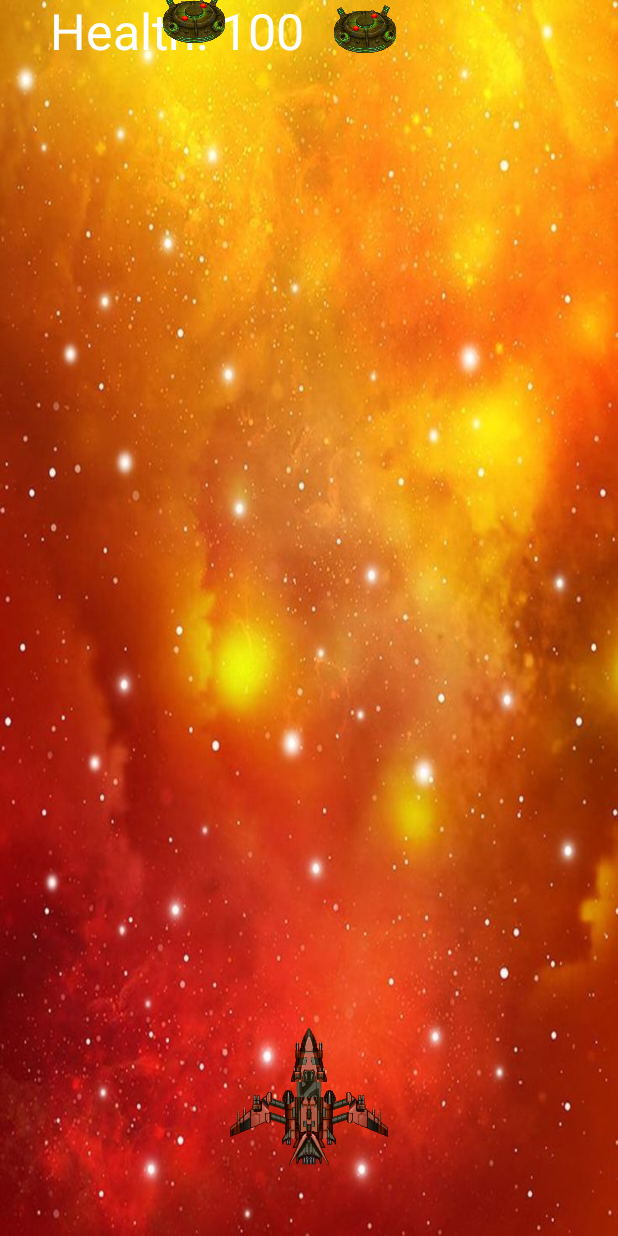
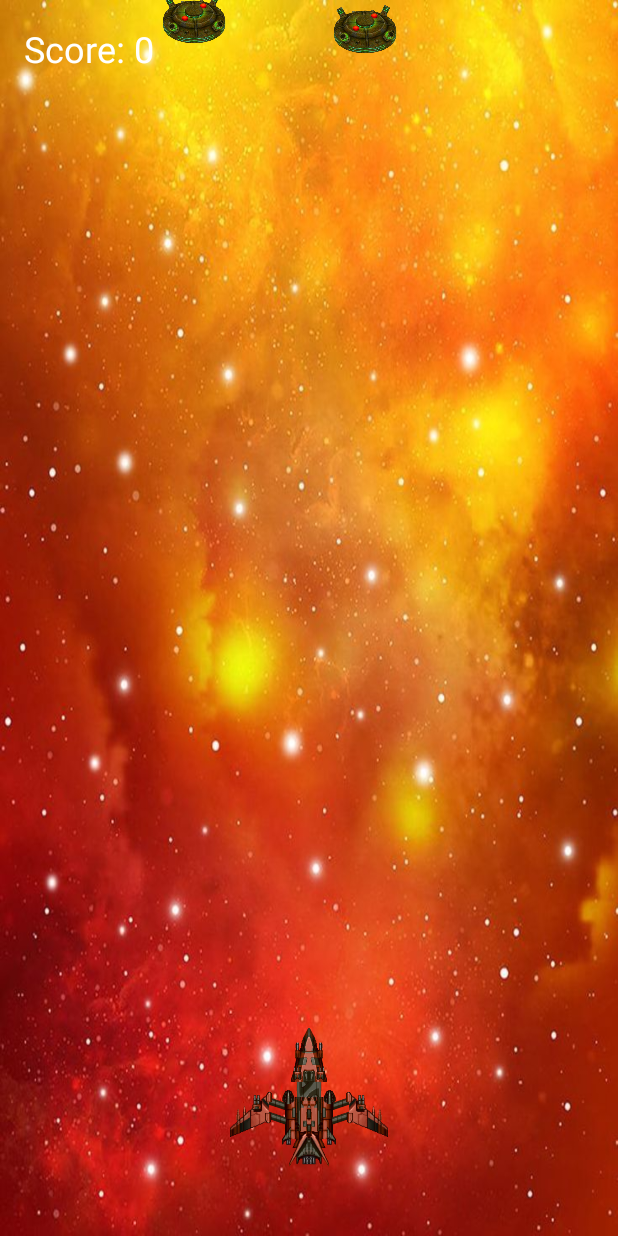
Before and after one commit to LizGamezz/StarSurge, an Android app: the MainActivity screen opened directly, with no data from a screen before it, on a phone screen of 412 x 824 dp. Run offline under Robolectric (Android 15) with nearby library versions, the phone set to English and light mode, and no system bars.

Commit message:
Updated enemies

```diff
--- a/app/src/main/AndroidManifest.xml
+++ b/app/src/main/AndroidManifest.xml
@@ -29,6 +29,7 @@
             android:name=".Credits"
             android:exported="false"
             android:screenOrientation="portrait" />
+        <activity android:name=".GameOver" />
     </application>
 
 </manifest>
--- a/app/src/main/java/com/zybooks/starsurge/MainActivity.java
+++ b/app/src/main/java/com/zybooks/starsurge/MainActivity.java
@@ -1,6 +1,7 @@
 package com.zybooks.starsurge;
 
 import android.content.Context;
+import android.content.Intent;
 import android.graphics.Bitmap;
 import android.graphics.BitmapFactory;
 import android.graphics.Canvas;
@@ -13,6 +14,7 @@ import android.view.MotionEvent;
 import android.view.View;
 import androidx.appcompat.app.AppCompatActivity;
 import android.widget.FrameLayout;
+import android.widget.TextView;
 
 import java.util.ArrayList;
 import java.util.Iterator;
@@ -21,6 +23,9 @@ import java.util.List;
 public class MainActivity extends AppCompatActivity {
     private PlayerView playerView;
     private EnemySpawner enemySpawner;
+    //Scoreboard
+    private TextView scoreBoard;
+    private int score = 0;
 
     @Override
     protected void onCreate(Bundle savedInstanceState) {
@@ -32,6 +37,10 @@ public class MainActivity extends AppCompatActivity {
         playerContainer.addView(playerView);
 
         setupEnemySpawner();
+
+        // initialize scoreboard
+        scoreBoard = findViewById(R.id.score_board);
+        updateScoreboard();
     }
 
     private void setupEnemySpawner() {
@@ -39,11 +48,20 @@ public class MainActivity extends AppCompatActivity {
         enemySpawner = new EnemySpawner(this);
         enemyContainer.addView(enemySpawner);
     }
+    //Update Scoreboard
+    private void updateScoreboard() {
+        scoreBoard.setText("Score: " + score);
+    }
+
+    // Increment scoreboard
+    public void incrementScore(int points) {
+        score += points;
+        updateScoreboard();
+    }
 
     public class PlayerView extends View {
         private float playerX;
         private float playerY;
-        private int health = 100;
         private Paint paint;
         private List<Bullet> bullets = new ArrayList<>();
         private Bitmap playerBitmap;
@@ -100,10 +118,6 @@ public class MainActivity extends AppCompatActivity {
             for (Bullet bullet : bullets) {
                 canvas.drawBitmap(bulletBitmap, bullet.getX() - bulletBitmap.getWidth() / 2, bullet.getY() - bulletBitmap.getHeight() / 2, null);
             }
-
-            paint.setColor(Color.WHITE);
-            paint.setTextSize(50);
-            canvas.drawText("Health: " + health, 50, 50, paint);
         }
 
         @Override
@@ -137,14 +151,6 @@ public class MainActivity extends AppCompatActivity {
                 }
             }
             invalidate(); // Redraw the view to show updated bullet positions
-        }
-
-        public void takeDamage(int damage) {
-            health -= damage;
-            if (health <= 0) {
-                health = 0;
-                invalidate();
-            }
         }
 
         public void movePlayer(float dx) {
@@ -281,7 +287,7 @@ public class MainActivity extends AppCompatActivity {
             Bitmap originalEnemy2 = BitmapFactory.decodeResource(context.getResources(), R.drawable.enemy2);
             Bitmap originalEnemy3 = BitmapFactory.decodeResource(context.getResources(), R.drawable.enemy3);
 
-            enemyBitmaps = new Bitmap[] {
+            enemyBitmaps = new Bitmap[]{
                     Bitmap.createScaledBitmap(originalEnemy1, originalEnemy1.getWidth() / 10, originalEnemy1.getHeight() / 10, true),
                     Bitmap.createScaledBitmap(originalEnemy2, originalEnemy2.getWidth() / 10, originalEnemy2.getHeight() / 10, true),
                     Bitmap.createScaledBitmap(originalEnemy3, originalEnemy3.getWidth() / 10, originalEnemy3.getHeight() / 10, true)
@@ -332,14 +338,19 @@ public class MainActivity extends AppCompatActivity {
                     if (enemy.checkCollision(bullet.getX(), bullet.getY(), playerView.getBulletWidth(), playerView.getBulletHeight())) {
                         bulletIterator.remove();
                         enemyIterator.remove();
+                        incrementScore(10);
                         break;
                     }
                 }
 
                 // Check for collision with player
                 if (enemy.checkPlayerCollision(playerView.getPlayerX(), playerView.getPlayerY(), playerView.getPlayerWidth(), playerView.getPlayerHeight())) {
-                    playerView.takeDamage(10);
                     enemyIterator.remove();
+
+                    // Navigate to GameOver activity
+                    Intent intent = new Intent(getContext(), GameOver.class);
+                    intent.putExtra("SCORE", score); // Bringing the score to end screen
+                    getContext().startActivity(intent);
                     break;
                 }
             }
--- a/app/src/main/res/layout/activity_main.xml
+++ b/app/src/main/res/layout/activity_main.xml
@@ -2,6 +2,7 @@
 <FrameLayout xmlns:android="http://schemas.android.com/apk/res/android"
     android:layout_width="match_parent"
     android:layout_height="match_parent"
+    xmlns:app="http://schemas.android.com/apk/res-auto"
     android:background="@drawable/space_background"> <!-- Set your background image here -->
 
     <FrameLayout
@@ -13,5 +14,15 @@
         android:id="@+id/enemy_view_container"
         android:layout_width="match_parent"
         android:layout_height="match_parent" />
+    <TextView
+        android:id="@+id/score_board"
+        android:layout_width="wrap_content"
+        android:layout_height="wrap_content"
+        android:layout_margin="16dp"
+        android:text="Score: "
+        android:textColor="@android:color/white"
+        android:textSize="24sp"
+        app:layout_constraintStart_toStartOf="parent"
+        app:layout_constraintTop_toTopOf="parent" />
 
 </FrameLayout>
```
Also changed, not shown: app/src/main/res/layout/game_over.xml (+10 -10 lines).
